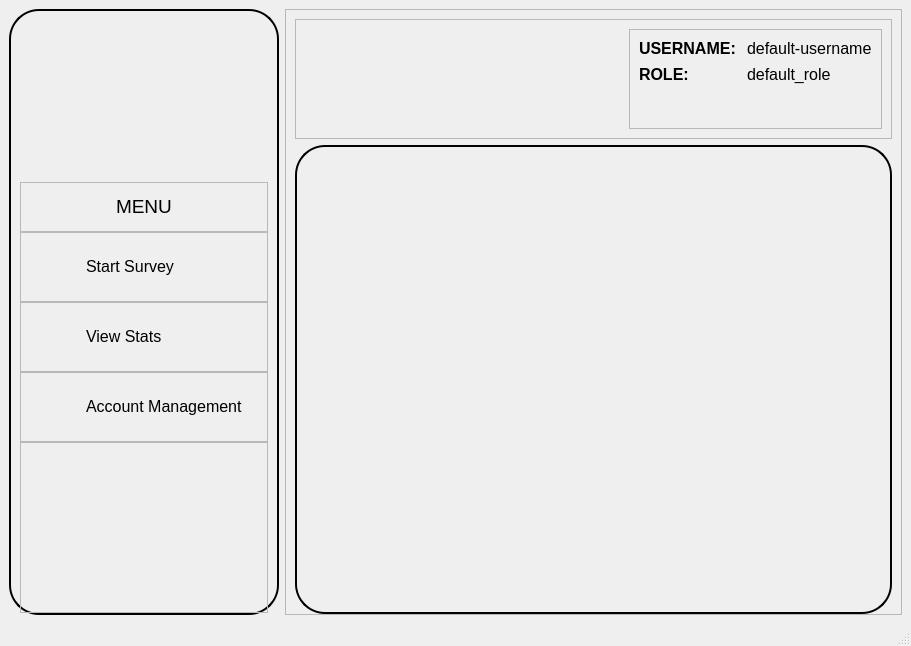
This is src/ui_design/dashboard.ui in mikukula/SAT as Qt 5 draws it before an edit. The edited form follows.
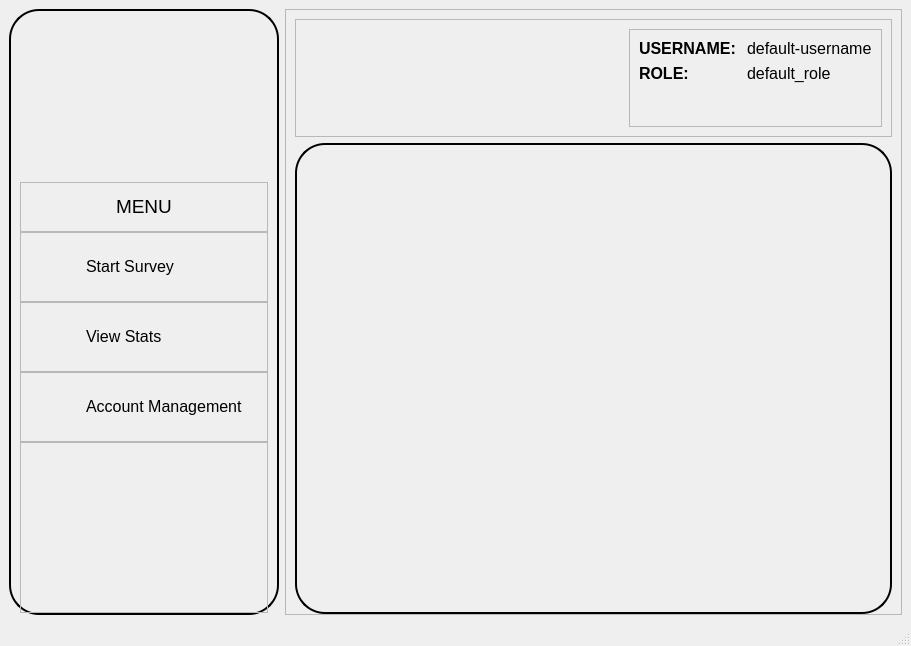
This is the edited form. Icons and pictures are not drawn.

Patch:
```diff
--- a/src/ui_design/dashboard.ui
+++ b/src/ui_design/dashboard.ui
@@ -10,6 +10,12 @@
     <height>646</height>
    </rect>
   </property>
+  <property name="sizePolicy">
+   <sizepolicy hsizetype="Expanding" vsizetype="Expanding">
+    <horstretch>0</horstretch>
+    <verstretch>0</verstretch>
+   </sizepolicy>
+  </property>
   <property name="windowTitle">
    <string>Self Assesment Tool</string>
   </property>
@@ -446,6 +452,12 @@
        </item>
        <item>
         <widget class="QFrame" name="main_frame">
+         <property name="sizePolicy">
+          <sizepolicy hsizetype="Expanding" vsizetype="Expanding">
+           <horstretch>0</horstretch>
+           <verstretch>0</verstretch>
+          </sizepolicy>
+         </property>
          <property name="styleSheet">
           <string notr="true">QFrame#main_frame{
     border: 2px solid black;
```
Left out of the diff: 2 changed lines with no effect on the pictures.
